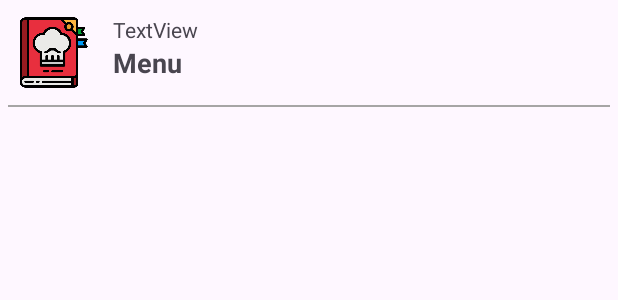
After one commit to monkeystar0/healthyRecipeBuddy, an Android app: the layout saved_recipe_item.xml on its own in the app's theme, with its tools: preview values and no code run, on a phone screen of 412 x 824 dp. The commit adds this screen. Shown: the top 300 px of the screen. Run offline under Robolectric (Android 15) with nearby library versions, the phone set to English and light mode, and no system bars.

Commit message:
add SavedRecipeActivity, layout

```diff
--- a/app/src/main/AndroidManifest.xml
+++ b/app/src/main/AndroidManifest.xml
@@ -27,6 +27,7 @@
         <activity android:name="com.example.healthyrecipebuddy.FoodLogActivity" />
         <activity android:name="com.example.healthyrecipebuddy.FoodLogHistoryActivity" />
         <activity android:name="com.example.healthyrecipebuddy.RecommendedRecipeActivity" />
+        <activity android:name="com.example.healthyrecipebuddy.SavedRecipeActivity" />
     </application>
 
 </manifest>
--- a/app/src/main/java/com/example/healthyrecipebuddy/MainActivity.kt
+++ b/app/src/main/java/com/example/healthyrecipebuddy/MainActivity.kt
@@ -104,6 +104,10 @@ class MainActivity : AppCompatActivity() {
             val intent = Intent(this, RecommendedRecipeActivity::class.java)
             startActivity(intent)
         }
+        binding.savedRecipeButton.setOnClickListener {
+            val intent = Intent(this, SavedRecipeActivity::class.java)
+            startActivity(intent)
+        }
     }
 
     private fun showLoadingIndicator() {
--- /dev/null
+++ b/app/src/main/res/layout/saved_recipe_item.xml
@@ -0,0 +1,69 @@
+<?xml version="1.0" encoding="utf-8"?>
+<androidx.constraintlayout.widget.ConstraintLayout xmlns:android="http://schemas.android.com/apk/res/android"
+    xmlns:app="http://schemas.android.com/apk/res-auto"
+    android:layout_width="match_parent"
+    android:layout_height="wrap_content">
+
+    <LinearLayout
+        android:id="@+id/linearLayout3"
+        android:layout_width="match_parent"
+        android:layout_height="wrap_content"
+        android:orientation="horizontal"
+        android:padding="10dp"
+        app:layout_constraintEnd_toEndOf="parent"
+        app:layout_constraintStart_toStartOf="parent"
+        app:layout_constraintTop_toTopOf="parent"
+        app:layout_constraintBottom_toTopOf="@+id/lineLayout">
+
+        <ImageView
+            android:id="@+id/imageView7"
+            android:layout_width="50dp"
+            android:layout_height="50dp"
+            android:src="@drawable/recipe"
+            app:srcCompat="@drawable/recipe" />
+
+        <LinearLayout
+            android:layout_width="match_parent"
+            android:layout_height="match_parent"
+            android:layout_marginStart="15dp"
+            android:orientation="vertical">
+
+            <LinearLayout
+                android:layout_width="match_parent"
+                android:layout_height="wrap_content"
+                android:orientation="horizontal">
+
+                <TextView
+                    android:id="@+id/DateTimeText"
+                    android:layout_width="wrap_content"
+                    android:layout_height="wrap_content"
+                    android:layout_weight="1"
+                    android:text="TextView" />
+            </LinearLayout>
+
+            <TextView
+                android:id="@+id/menuNameText"
+                android:layout_width="match_parent"
+                android:layout_height="wrap_content"
+                android:text="Menu"
+                android:textSize="18sp"
+                android:textStyle="bold" />
+        </LinearLayout>
+
+    </LinearLayout>
+
+    <LinearLayout
+        android:id="@+id/lineLayout"
+        android:layout_width="match_parent"
+        android:layout_height="1dp"
+        android:layout_marginStart="5dp"
+        android:layout_marginEnd="5dp"
+        android:background="#A6A5A5"
+        android:orientation="vertical"
+        app:layout_constraintEnd_toEndOf="parent"
+        app:layout_constraintStart_toStartOf="parent"
+        app:layout_constraintTop_toBottomOf="@+id/linearLayout3">
+
+    </LinearLayout>
+
+</androidx.constraintlayout.widget.ConstraintLayout>
```
Also changed, not shown: app/src/main/java/com/example/healthyrecipebuddy/SavedRecipeActivity.kt (added, +44 -0 lines), app/src/main/java/com/example/healthyrecipebuddy/adapter/SavedRecipeAdapter.kt (added, +64 -0 lines), app/src/main/java/com/example/healthyrecipebuddy/util/RecipeDetailsDialogFragment.kt (added, +63 -0 lines), app/src/main/res/layout/activity_saved_recipe.xml (added, +52 -0 lines), app/src/main/res/layout/dialog_recipe_details.xml (added, +37 -0 lines), app/src/main/res/drawable-normal/recipe.png (added).
